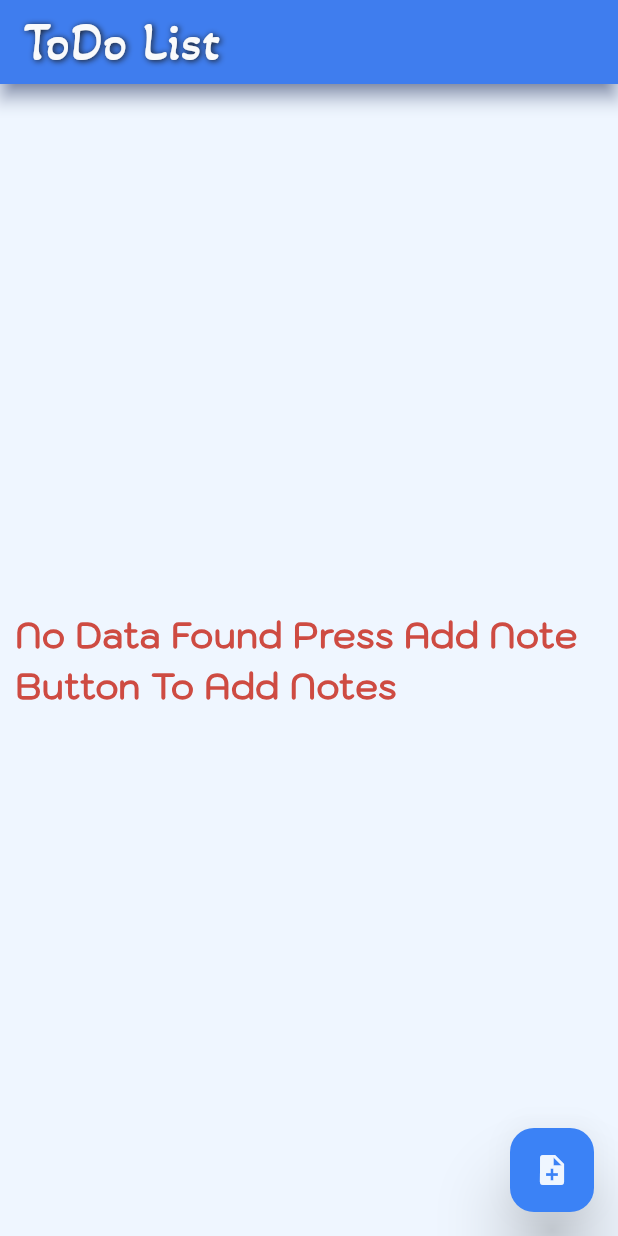
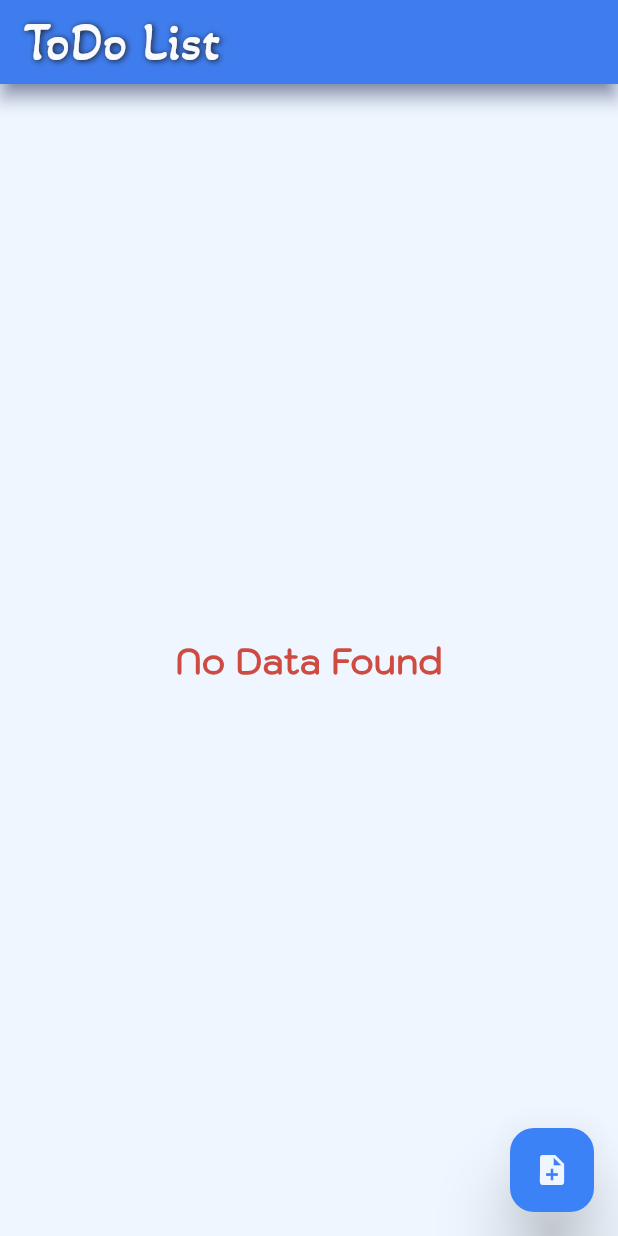
Before and after one commit to sohaibnawaz123/PRODIGY_To-Do-list_02, a Flutter app: the screen it shows after launch, on a phone screen of 412 x 824 dp. Run offline on Flutter 3.47's test engine with Material 3 defaults, Android fonts, the phone set to English and light mode, and no system bars; our stand-ins replace animated_background, clay_containers, cloud_firestore, firebase_core, get, lottie and 1 more; accounts and stored records are empty.

Commit message:
complete Crud App

```diff
--- a/lib/view/readScreen.dart
+++ b/lib/view/readScreen.dart
@@ -67,7 +67,7 @@ class ReadScreen extends StatelessWidget {
               padding: const EdgeInsets.all(10),
               child: Center(
                 child: Text(
-                  "No Data Found Press Add Note Button To Add Notes",
+                  "No Data Found",
                   style: appText(AppConstants.appErrorColor, 24),
                 ),
               ),
```
